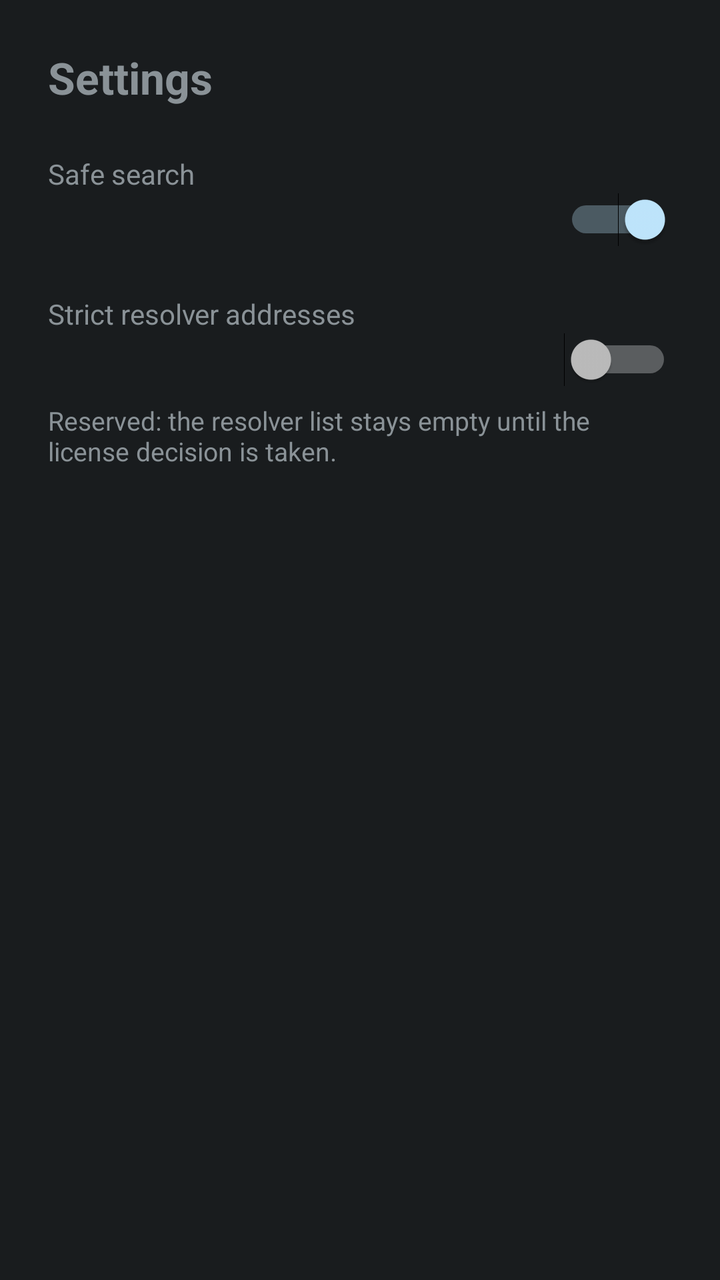
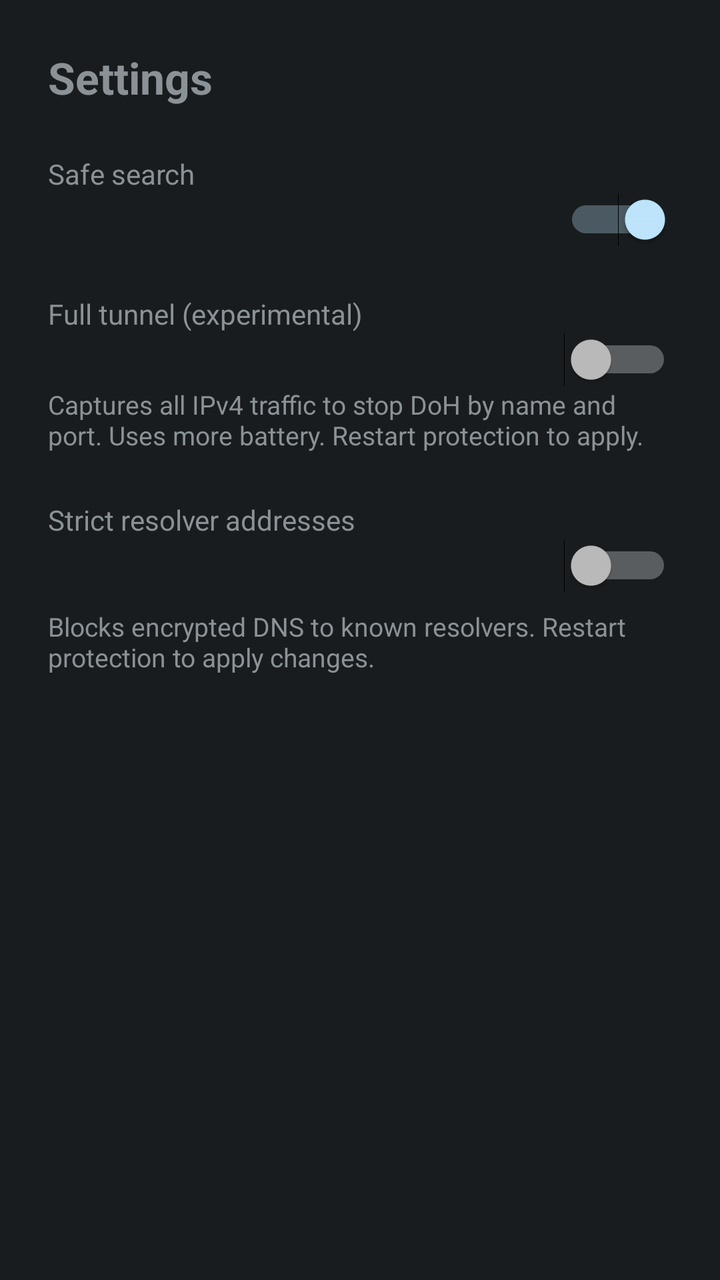

Two renders of the same Android screen: before a commit and after it. Below are the layout's source before the change and the commit's diff.
<!-- AndroidManifest.xml: application theme android:Theme.DeviceDefault -->
<!-- res/layout/activity_settings.xml -->
<?xml version="1.0" encoding="utf-8"?>
<LinearLayout xmlns:android="http://schemas.android.com/apk/res/android"
    android:layout_width="match_parent"
    android:layout_height="match_parent"
    android:orientation="vertical"
    android:padding="24dp">

    <TextView
        android:layout_width="match_parent"
        android:layout_height="wrap_content"
        android:text="@string/settings"
        android:textSize="22sp"
        android:textStyle="bold" />

    <TextView
        android:layout_width="match_parent"
        android:layout_height="wrap_content"
        android:layout_marginTop="24dp"
        android:text="@string/safe_search_label" />

    <Switch
        android:id="@+id/safeSearchSwitch"
        android:layout_width="match_parent"
        android:layout_height="wrap_content"
        android:checked="true" />

    <TextView
        android:layout_width="match_parent"
        android:layout_height="wrap_content"
        android:layout_marginTop="24dp"
        android:text="@string/strict_resolver_label" />

    <Switch
        android:id="@+id/strictResolverSwitch"
        android:layout_width="match_parent"
        android:layout_height="wrap_content" />

    <TextView
        android:layout_width="match_parent"
        android:layout_height="wrap_content"
        android:layout_marginTop="8dp"
        android:text="@string/strict_resolver_hint"
        android:textSize="13sp" />

</LinearLayout>
<!-- resources referenced by this layout -->
<resources>
  <string name="safe_search_label">Safe search</string>
  <string name="settings">Settings</string>
  <string name="strict_resolver_hint">Reserved: the resolver list stays empty until the license decision is taken.</string>
  <string name="strict_resolver_label">Strict resolver addresses</string>
</resources>

<!-- the commit's change to res/layout/activity_settings.xml (unified diff, before → after) -->
@@ -28,6 +28,23 @@
         android:layout_width="match_parent"
         android:layout_height="wrap_content"
         android:layout_marginTop="24dp"
+        android:text="@string/full_tunnel_label" />
+
+    <Switch
+        android:id="@+id/fullTunnelSwitch"
+        android:layout_width="match_parent"
+        android:layout_height="wrap_content" />
+
+    <TextView
+        android:layout_width="match_parent"
+        android:layout_height="wrap_content"
+        android:text="@string/full_tunnel_hint"
+        android:textSize="13sp" />
+
+    <TextView
+        android:layout_width="match_parent"
+        android:layout_height="wrap_content"
+        android:layout_marginTop="24dp"
         android:text="@string/strict_resolver_label" />
 
     <Switch
<!-- resource entries referenced after the edit -->
@@ -1,8 +1,10 @@
 <!-- resources referenced by this layout -->
 <resources>
+  <string name="full_tunnel_hint">Captures all IPv4 traffic to stop DoH by name and port. Uses more battery. Restart protection to apply.</string>
+  <string name="full_tunnel_label">Full tunnel (experimental)</string>
   <string name="safe_search_label">Safe search</string>
   <string name="settings">Settings</string>
-  <string name="strict_resolver_hint">Reserved: the resolver list stays empty until the license decision is taken.</string>
+  <string name="strict_resolver_hint">Blocks encrypted DNS to known resolvers. Restart protection to apply changes.</string>
   <string name="strict_resolver_label">Strict resolver addresses</string>
 </resources>
 
